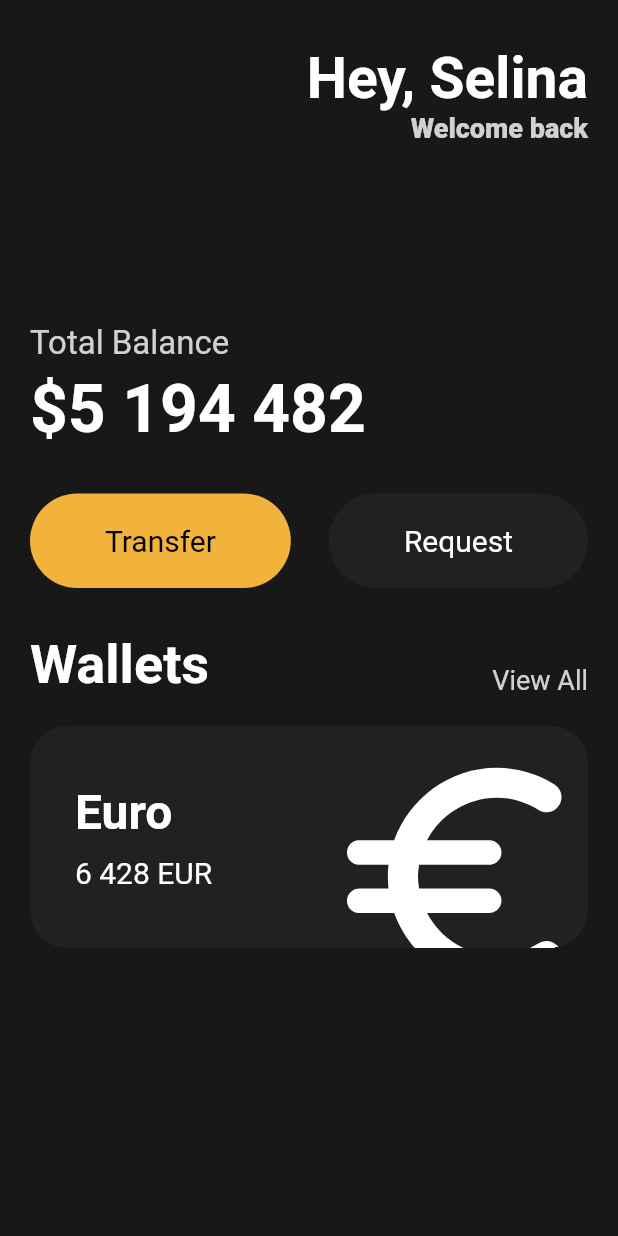
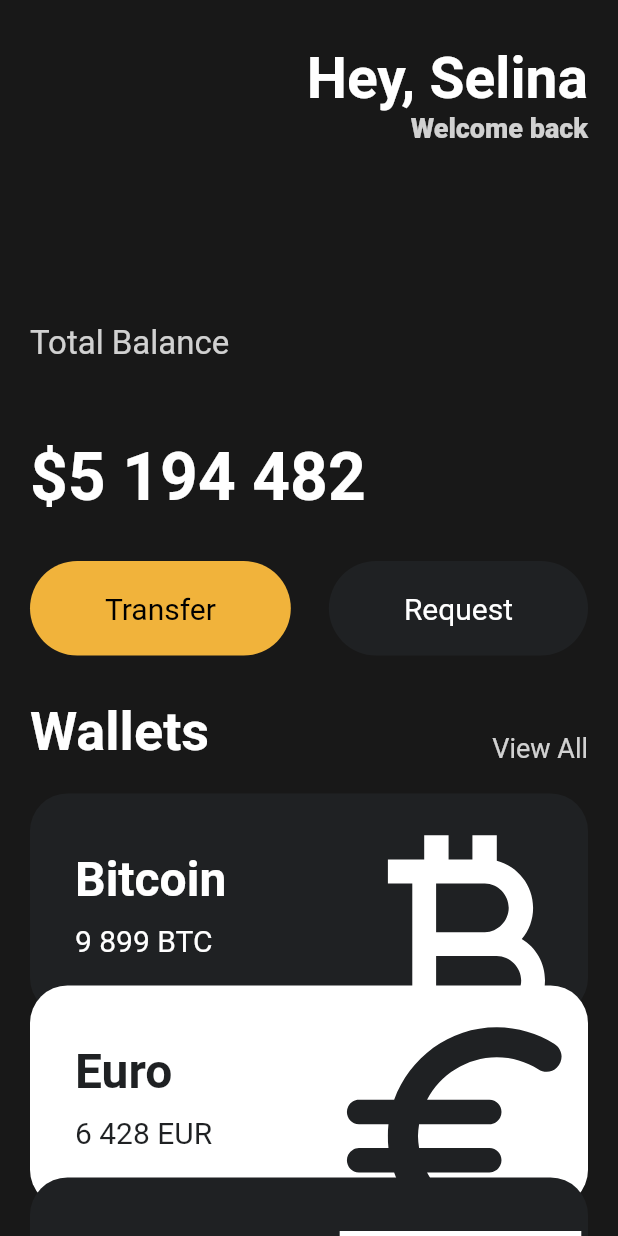
Before and after one commit to Trycodingman/hello_flutter, a Flutter app: the screen it shows after launch, on a phone screen of 412 x 824 dp. Run offline on Flutter 3.47's test engine with Material 2 defaults, Android fonts, the phone set to English and light mode, and no system bars.

Commit message:
Done, #3 UO CHALLENGE

```diff
--- a/lib/main.dart
+++ b/lib/main.dart
@@ -1,5 +1,6 @@
 import 'package:flutter/material.dart';
 import 'package:hello_flutter/widgets/button.dart';
+import 'package:hello_flutter/widgets/card.dart';
 
 
 
@@ -13,7 +14,8 @@ class App extends StatelessWidget {
     return MaterialApp(
       home: Scaffold(
         backgroundColor: const Color(0xFF181818),
-        body: Padding(
+        body: SingleChildScrollView(
+          child: Padding(
             padding: const EdgeInsets.symmetric(horizontal: 20),
             child: Column(
               crossAxisAlignment: CrossAxisAlignment.start,
@@ -52,7 +54,7 @@ class App extends StatelessWidget {
                   ),
                 ),
                 const SizedBox(
-                height: 5,
+                  height: 50,
                 ),
                 const Text('\$5 194 482',
                   style: TextStyle(
@@ -90,63 +92,15 @@ class App extends StatelessWidget {
                   ],
                 ),
                 const SizedBox(height: 20,),
-              Container(
-                clipBehavior: Clip.hardEdge,
-                decoration: BoxDecoration(
-                  color: const Color(0xFF1F2123),
-                  borderRadius: BorderRadius.circular(25),
-                ),
-                child : Padding(
-                  padding: const EdgeInsets.all(30),
-                  child: Row(
-                    mainAxisAlignment: MainAxisAlignment.spaceBetween,
-                    children: [
-                      const Column(
-                        crossAxisAlignment: CrossAxisAlignment.start,
-                        children: [
-                          Text('Euro',
-                          style: TextStyle(
-                              color: Colors.white,
-                              fontSize: 32,
-                              fontWeight: FontWeight.w600,
-                            ),
-                          ),
-                          SizedBox(height: 10,),
-                          Row(
-                            children: [
-                              Text('6 428',
-                              style: TextStyle(
-                                color: Colors.white,
-                                fontSize: 20,
-                               ),
-                              ),
-                              SizedBox(width: 5,),
-                              Text('EUR',
-                                style: TextStyle(
-                                  color: Colors.white,
-                                  fontSize: 20,
-                                ),
-                              ),
+                const CurrencyCard(name: 'Bitcoin', code: 'BTC', amount: '9 899', icon: Icons.currency_bitcoin, isInverted: false),
+                Transform.translate(
+                    offset: const Offset(0,-20),
+                    child: const CurrencyCard(name: 'Euro', code: 'EUR', amount: '6 428', icon: Icons.euro_rounded, isInverted: true,)),
+                Transform.translate(
+                    offset: const Offset(0,-40),
+                    child: const CurrencyCard(name: 'Dollar', code: 'USD', amount: '428', icon: Icons.money, isInverted: false)),
               ],
             ),
-                        ],
-                      ),
-                      Transform.scale(
-                        scale: 2.2,
-                        child: Transform.translate(
-                          offset: const Offset(-5, 12),
-                          child: const Icon(
-                            Icons.euro_rounded,
-                            color: Colors.white,
-                            size: 88,
-                          ),
-                        ),
-                      ),
-                    ],
-                  ),
-                ),
-              ),
-            ],
           ),
         ),
       ),
--- /dev/null
+++ b/lib/widgets/card.dart
@@ -0,0 +1,79 @@
+import 'package:flutter/material.dart';
+
+class CurrencyCard extends StatelessWidget {
+
+  final String name, code, amount;
+  final IconData icon;
+  final bool isInverted;
+  final _blackColor = const Color(0xFF1F2123);
+
+  const CurrencyCard({
+    super.key,
+    required this.name,
+    required this.code,
+    required this.amount,
+    required this.icon,
+    required this.isInverted,
+  });
+
+
+  @override
+  Widget build(BuildContext context) {
+    return Container(
+      clipBehavior: Clip.hardEdge,
+      decoration: BoxDecoration(
+        color: isInverted? Colors.white : _blackColor,
+        borderRadius: BorderRadius.circular(25),
+      ),
+      child : Padding(
+        padding: const EdgeInsets.all(30),
+        child: Row(
+          mainAxisAlignment: MainAxisAlignment.spaceBetween,
+          children: [
+             Column(
+              crossAxisAlignment: CrossAxisAlignment.start,
+              children: [
+                Text(name,
+                  style: TextStyle(
+                    color: isInverted? _blackColor : Colors.white,
+                    fontSize: 32,
+                    fontWeight: FontWeight.w600,
+                  ),
+                ),
+                const SizedBox(height: 10,),
+                Row(
+                  children: [
+                    Text(amount,
+                      style: TextStyle(
+                        color: isInverted? _blackColor : Colors.white,
+                        fontSize: 20,
+                      ),
+                    ),
+                    const SizedBox(width: 5,),
+                    Text(code,
+                      style: TextStyle(
+                        color: isInverted? _blackColor : Colors.white,
+                        fontSize: 20,
+                      ),
+                    ),
+                  ],
+                ),
+              ],
+            ),
+            Transform.scale(
+              scale: 2.2,
+              child: Transform.translate(
+                offset: const Offset(-5, 12),
+                child: Icon(
+                  icon,
+                  color: isInverted? _blackColor : Colors.white,
+                  size: 88,
+                ),
+              ),
+            ),
+          ],
+        ),
+      ),
+    );
+  }
+}
```
Also changed, not shown: 1 other file. Lines whose indentation alone changed are shown as unchanged.
